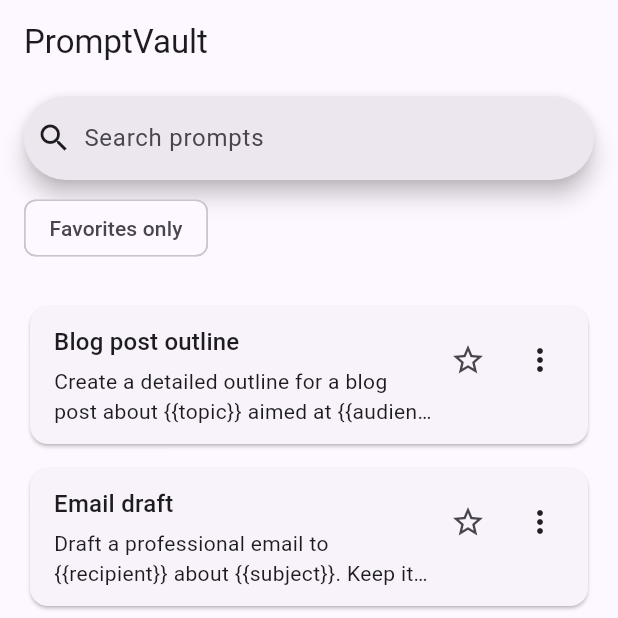
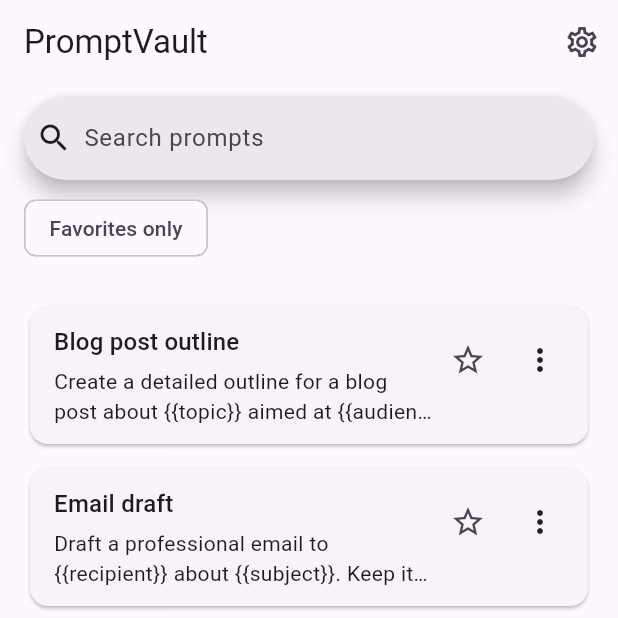
Before and after one commit to aarunbhardwaj/prompt-vault, a Flutter app: the screen it shows after launch, on a phone screen of 412 x 824 dp, the top half of it. Run offline on Flutter 3.47's test engine with Material 3 defaults, Android fonts, the phone set to English and light mode, and no system bars; our stand-ins replace flutter_riverpod, freezed_annotation, go_router, shared_preferences, sqflite; accounts and stored records are empty.

Commit message:
E5-T3: settings restore for missing starter prompts
Restore by id from asset bundle; settings route from library app bar.

Co-authored-by: Cursor <cursoragent@cursor.com>

```diff
--- a/lib/app/router.dart
+++ b/lib/app/router.dart
@@ -3,12 +3,17 @@ import 'package:go_router/go_router.dart';
 import 'package:prompt_vault/features/prompts/presentation/prompt_editor_screen.dart';
 import 'package:prompt_vault/features/prompts/presentation/library_screen.dart';
 import 'package:prompt_vault/features/prompts/presentation/prompt_runner_screen.dart';
+import 'package:prompt_vault/features/settings/presentation/settings_screen.dart';
 
 final routerProvider = Provider<GoRouter>((ref) {
   return GoRouter(
     initialLocation: '/',
     routes: [
       GoRoute(path: '/', builder: (context, state) => const LibraryScreen()),
+      GoRoute(
+        path: '/settings',
+        builder: (context, state) => const SettingsScreen(),
+      ),
       GoRoute(
         path: '/prompt/new',
         builder: (context, state) => const PromptEditorScreen(),
--- a/lib/features/prompts/presentation/library_screen.dart
+++ b/lib/features/prompts/presentation/library_screen.dart
@@ -68,7 +68,16 @@ class _LibraryScreenState extends ConsumerState<LibraryScreen> {
     final favoritesOnly = ref.watch(libraryFavoritesOnlyProvider);
 
     return Scaffold(
-      appBar: AppBar(title: const Text('PromptVault')),
+      appBar: AppBar(
+        title: const Text('PromptVault'),
+        actions: [
+          IconButton(
+            icon: const Icon(Icons.settings_outlined),
+            tooltip: 'Settings',
+            onPressed: () => context.go('/settings'),
+          ),
+        ],
+      ),
       body: Column(
         children: [
           Padding(
```
Also changed, not shown: lib/features/settings/presentation/settings_screen.dart (added, +44 -0 lines), lib/features/starter/data/starter_providers.dart (+12 -0 lines), lib/features/starter/data/starter_seed_service.dart (+17 -0 lines), .cursor/sprint-state.json, 2 other files.
